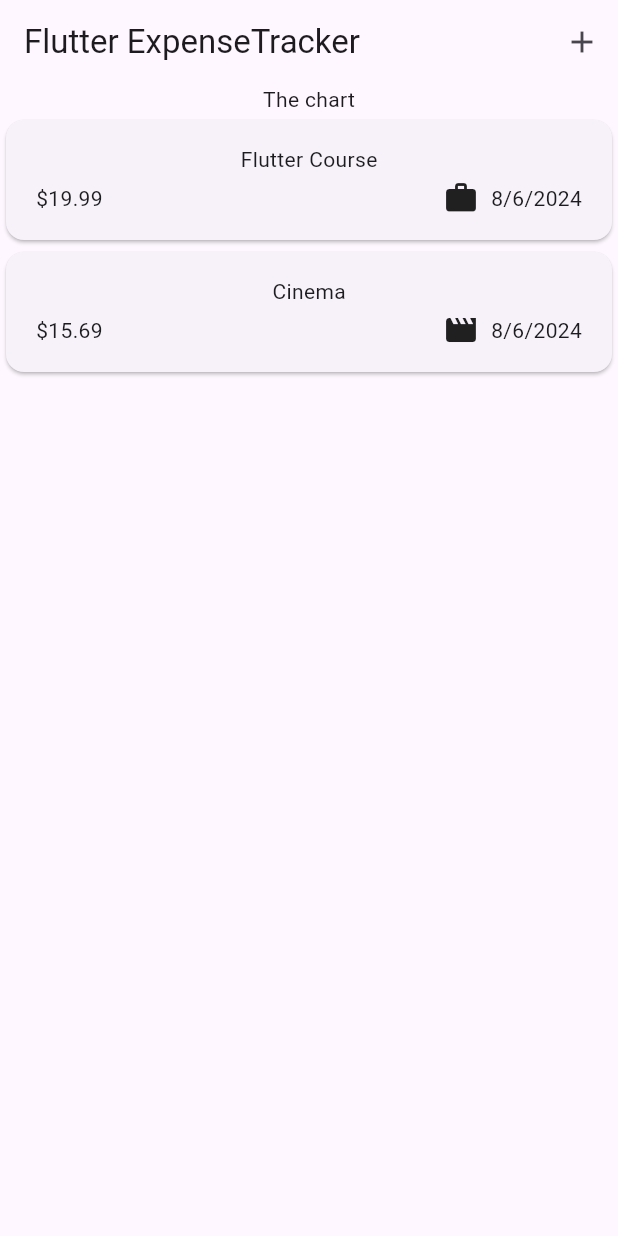
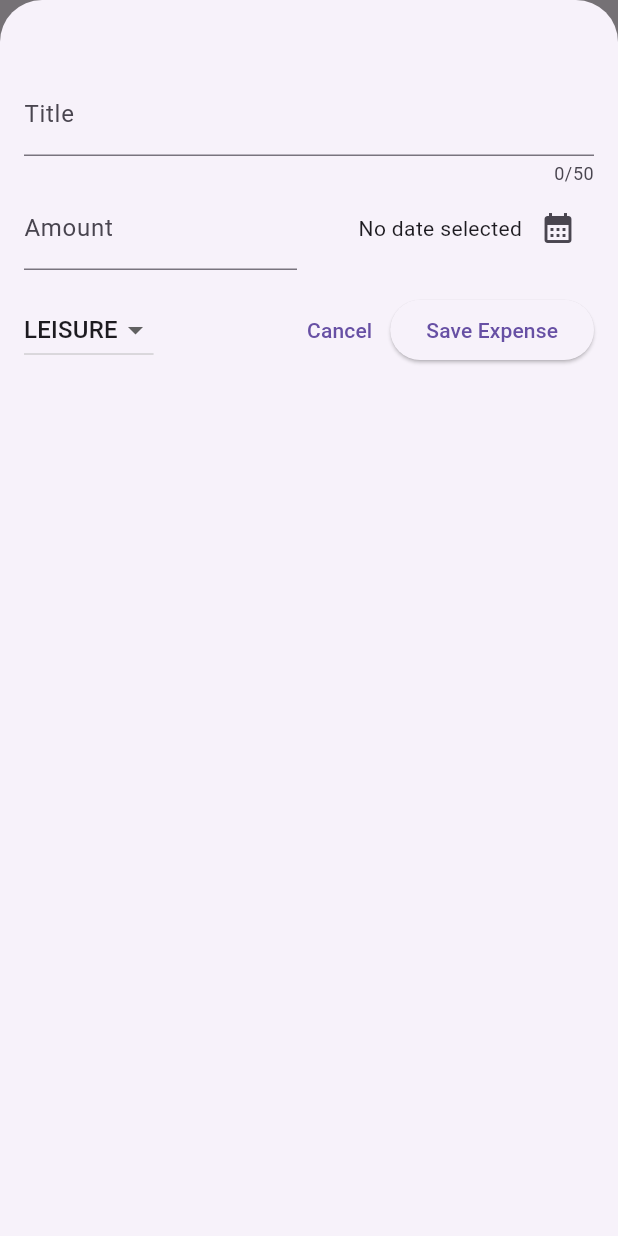
Before and after one commit to Amal-IS/Flutter-ExpenseTracker, a Flutter app: the screen it shows after launch, after a tap on the "add" icon, on a phone screen of 412 x 824 dp. Run offline on Flutter 3.47's test engine with Material 3 defaults, Android fonts, the phone set to English and light mode, and no system bars.

Commit message:
Second comment

```diff
--- a/lib/widgets/expenses.dart
+++ b/lib/widgets/expenses.dart
@@ -1,4 +1,5 @@
 import 'package:expense_tracker/widgets/expenses_list/expenses_list.dart';
+import 'package:expense_tracker/widgets/new_expense.dart';
 import 'package:flutter/material.dart';
 import 'package:expense_tracker/models/expense.dart';
 class Expenses extends StatefulWidget{
@@ -20,19 +21,37 @@ class _ExpensesState extends State<Expenses>{
      date: DateTime.now(),
      category: Category.leisure),
   ];
+  Future _openAddExpenseOverlay(){
+  return showModalBottomSheet(
+    isScrollControlled: true,
+    context: context,
+   builder:(ctx)=>  NewExpense(onAddExpense:_addExpense,),
+   );
+  }
+
+  void _addExpense(Expense expense){
+    setState(() {
+      _registeredExpenses.add(expense);
+    });
+  }
+  void _removeExpense(Expense expense){
+    setState(() {
+      _registeredExpenses.remove(expense);
+    });
+  }
   @override
   Widget build(BuildContext context) {
     return  Scaffold(
       appBar: AppBar(
         title: const Text("Flutter ExpenseTracker"),
         actions: [
-         IconButton(onPressed: (){}, icon: const Icon(Icons.add)),
+         IconButton(onPressed: _openAddExpenseOverlay, icon: const Icon(Icons.add)),
         ],),
 
       body: Column(
       children: [
       const Text("The chart"),
-     Expanded(child: ExpensesList(expenses: _registeredExpenses)),
+     Expanded(child: ExpensesList(expenses: _registeredExpenses ,onRemoveExpense: _removeExpense,)),
     ],),);
   }
 
--- a/lib/widgets/expenses_list/expenses_list.dart
+++ b/lib/widgets/expenses_list/expenses_list.dart
@@ -3,13 +3,23 @@ import 'package:flutter/material.dart';
 import 'package:expense_tracker/models/expense.dart';
 
 class ExpensesList extends StatelessWidget{
- const ExpensesList({super.key,required this.expenses});
+ const ExpensesList({super.key,required this.expenses,required this.onRemoveExpense});
+
   final List<Expense> expenses;
+  final void Function(Expense expense) onRemoveExpense;
+
+
   @override
   Widget build(BuildContext context) {
     return ListView.builder(
       itemCount: expenses.length,
-      itemBuilder: (ctx,index)=>ExpenseItem(expenses[index]),
+      itemBuilder: (ctx,index)=> Dismissible(
+        key: ValueKey(expenses[index]),
+        onDismissed:(direction){
+         onRemoveExpense(expenses[index]);
+        } ,
+        child: ExpenseItem(expenses[index]),
+        ),
       );
   }
 
--- /dev/null
+++ b/lib/widgets/new_expense.dart
@@ -0,0 +1,148 @@
+
+import 'package:expense_tracker/models/expense.dart';
+import 'package:flutter/material.dart';
+
+class NewExpense extends StatefulWidget{
+  const NewExpense({super.key,required this.onAddExpense});
+
+  final void Function (Expense expense) onAddExpense;
+
+  @override
+  State<StatefulWidget> createState() {
+ return _NewExpenseState();
+  }
+
+}
+
+class _NewExpenseState extends State<NewExpense>{
+final _titleController=TextEditingController();
+final _amountController=TextEditingController();
+DateTime? _selectedDate;
+Category _selectedCategory =Category.leisure;
+
+void _presentDatePicker() async {
+  final now =DateTime.now();
+  final firstDate=DateTime(now.year-1,now.month,now.day);
+ final pickedDate=await showDatePicker(
+    context: context,
+    initialDate: now,
+    firstDate: firstDate,
+    lastDate: now);
+   setState(() {
+     _selectedDate=pickedDate;
+   });
+}
+
+void _submitExpenseDate(){
+  final enteredAmount =double.tryParse(_amountController.text);
+  final amountIsInvalid=enteredAmount==null ||enteredAmount<=0;
+  if(_titleController.text.trim().isEmpty||amountIsInvalid||_selectedDate==null){
+  showDialog(
+    context: context,
+    builder: (ctx)=>AlertDialog(
+      title: const Text("Invalid input"),
+      content:const  Text("Please make sure a valid title,amount,date and category was entered."),
+      actions: [
+        TextButton(
+        onPressed: (){
+          Navigator.pop(ctx);
+        },
+        child: const Text("Okey"),),
+      ],
+    ),
+    );
+    return;
+  }
+  widget.onAddExpense(
+    Expense(
+      title: _titleController.text,
+      amount: enteredAmount,
+      date: _selectedDate!,
+      category: _selectedCategory,
+      ),
+  );
+  Navigator.pop(context);
+}
+
+@override
+ void dispose(){
+  _titleController.dispose();
+  _amountController.dispose();
+  super.dispose();
+ }
+
+  @override
+  Widget build(BuildContext context) {
+
+   return  Padding(
+    padding:const EdgeInsets.fromLTRB(16, 48, 16, 16),
+    child:Column(
+      children: [
+       TextField(
+        controller: _titleController,
+        maxLength: 50,
+        decoration:const  InputDecoration(label: Text("Title") ),
+       ),
+       Row(
+        children: [
+          Expanded(
+             child: TextField(
+                     controller: _amountController,
+                     keyboardType: TextInputType.number,
+
+                     decoration:const  InputDecoration(
+                      prefixText: "\$ ",
+                       label: Text("Amount") ),
+                    ),
+           ),
+       const SizedBox(width: 16,),
+       Expanded(
+        child: Row(
+          mainAxisAlignment: MainAxisAlignment.end,
+          crossAxisAlignment: CrossAxisAlignment.center,
+          children: [
+       Text(_selectedDate ==null?"No date selected":formatter.format(_selectedDate!)),
+       IconButton(onPressed: _presentDatePicker, icon: const Icon(Icons.calendar_month)),
+          ],),
+        ),
+
+        ],),
+
+      const SizedBox(height: 16,),
+      Row(
+        children: [
+
+          DropdownButton(
+            value:_selectedCategory ,
+          items:Category.values.map(
+            (category)=>DropdownMenuItem(
+              value: category,
+              child:Text(category.name.toUpperCase(),),),
+
+          ).toList() ,
+          onChanged: (value){
+            if(value==null){
+              return;
+            }
+            setState(() {
+              _selectedCategory=value;
+            });
+          }
+          ),
+          const Spacer(),
+         TextButton(onPressed: (){
+          Navigator.pop(context);
+         }, child: const Text("Cancel")),
+          ElevatedButton(
+            onPressed: _submitExpenseDate,
+           child: const Text("Save Expense"),
+           ),
+        ],),
+      ],) ,
+
+
+
+   );
+  }
+
+}
```
